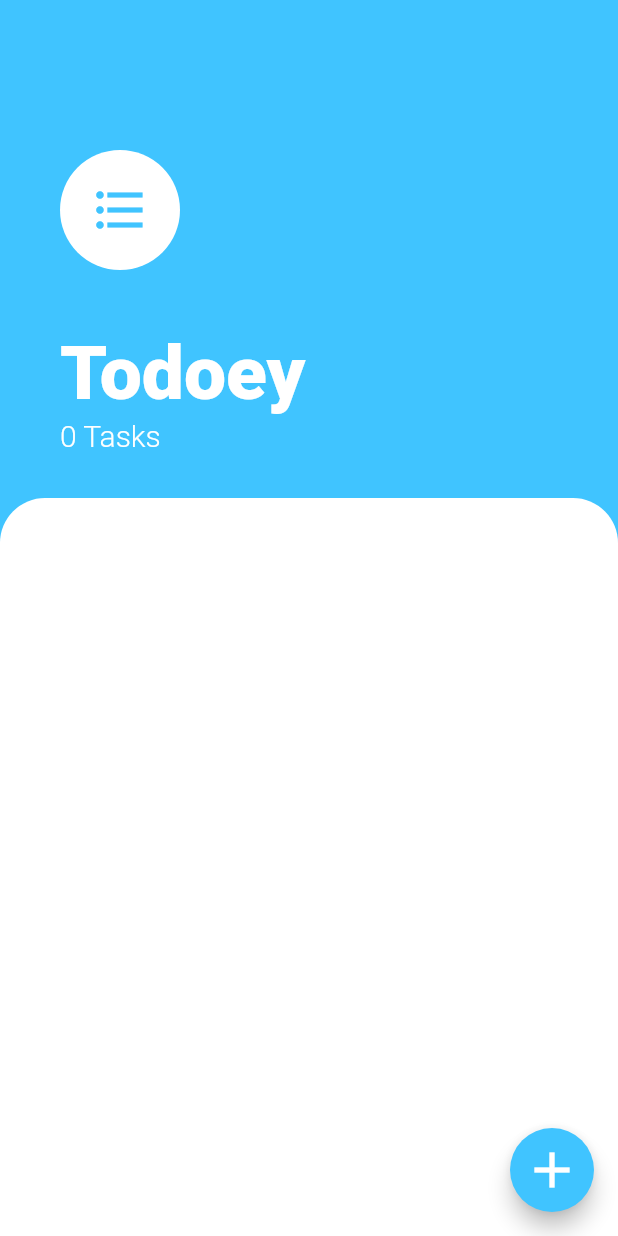
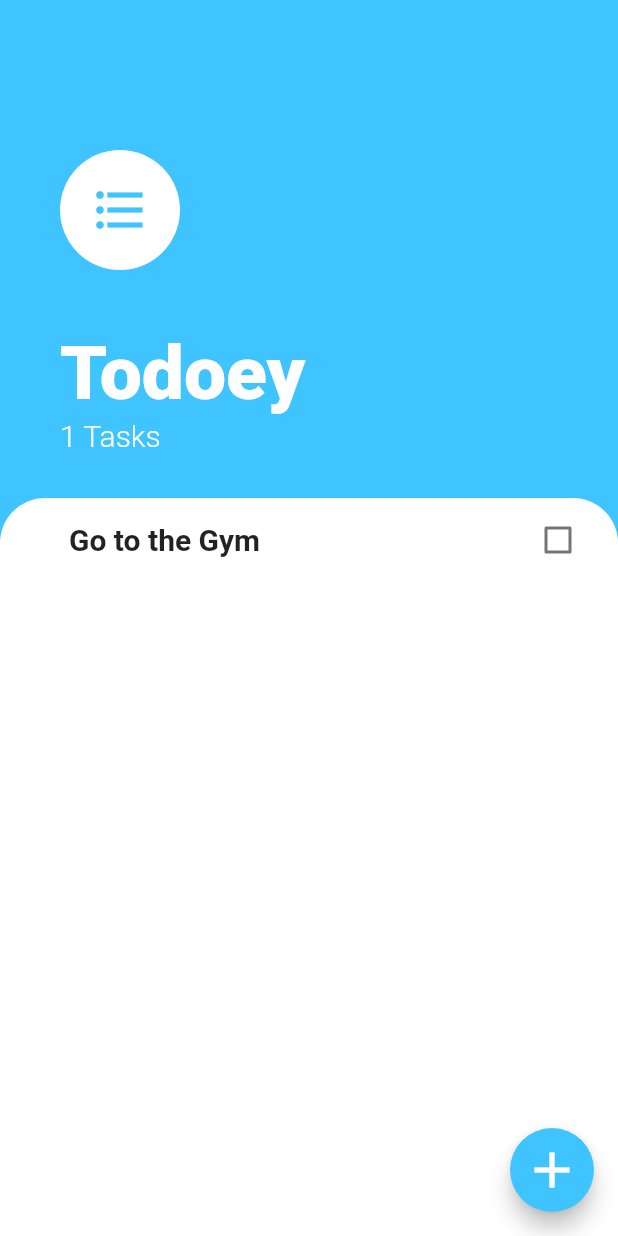
Before and after one commit to jayantrathi11/todoey, a Flutter app: the screen it shows after launch, on a phone screen of 412 x 824 dp. Run offline on Flutter 3.47's test engine with Material 2 defaults, Android fonts, the phone set to English and light mode, and no system bars.

Commit message:
New Files

```diff
--- a/lib/main.dart
+++ b/lib/main.dart
@@ -1,5 +1,7 @@
 import 'package:flutter/material.dart';
 import 'screens/task.dart';
+import 'package:provider/provider.dart';
+import 'task_data.dart';
 
 void main() => runApp(const MyApp());
 
@@ -8,8 +10,11 @@ class MyApp extends StatelessWidget {
 
   @override
   Widget build(BuildContext context) {
-    return MaterialApp(
-      home: TasksScreen(),
+    return ChangeNotifierProvider(
+      create: (context) => TaskData(),
+      child: MaterialApp(
+        home: TasksScreen(),
+      ),
     );
   }
 }
--- a/lib/screens/add_task_screen.dart
+++ b/lib/screens/add_task_screen.dart
@@ -1,5 +1,7 @@
 import 'package:flutter/material.dart';
-import 'package:todoey_list/module/task.dart';
+import 'package:todoey_list/module/basic_task.dart';
+import 'package:todoey_list/task_data.dart';
+import 'package:provider/provider.dart';
 
 class AddTaskScreen extends StatelessWidget {
   late final Function func;
@@ -49,7 +51,7 @@ class AddTaskScreen extends StatelessWidget {
               color: Colors.lightBlueAccent,
               child: TextButton(
                 onPressed: () {
-                  func(newToDo);
+                  Provider.of<TaskData>(context).add(Task(name: newToDo));
                 },
                 child: const Text(
                   'Add Task',
--- a/lib/screens/task.dart
+++ b/lib/screens/task.dart
@@ -1,7 +1,9 @@
 import 'package:flutter/material.dart';
+import 'package:todoey_list/task_data.dart';
 import 'package:todoey_list/widgets/task_list.dart';
 import 'package:todoey_list/screens/add_task_screen.dart';
-import 'package:todoey_list/module/task.dart';
+import 'package:todoey_list/module/basic_task.dart';
+import 'package:provider/provider.dart';
 
 class TasksScreen extends StatefulWidget {
   @override
@@ -12,8 +14,6 @@ class _TasksScreenState extends State<TasksScreen> {
   late String value;
 
   late TextEditingController controller;
-
-  List<Task> task = [];
 
   @override
   Widget build(BuildContext context) {
@@ -26,7 +26,9 @@ class _TasksScreenState extends State<TasksScreen> {
               func: (newTaskTitle) {
                 setState(
                   () {
-                    task.add(Task(name: newTaskTitle));
+                    Provider.of<TaskData>(context)
+                        .task
+                        .add(Task(name: newTaskTitle));
                   },
                 );
                 Navigator.pop(context);
@@ -79,7 +81,7 @@ class _TasksScreenState extends State<TasksScreen> {
               bottom: 30,
             ),
             child: Text(
-              "${task.length} Tasks",
+              "${Provider.of<TaskData>(context).count} Tasks",
               style: const TextStyle(
                 fontSize: 20,
                 color: Colors.white,
@@ -92,9 +94,7 @@ class _TasksScreenState extends State<TasksScreen> {
               padding: const EdgeInsets.only(
                 left: 30,
               ),
-              child: TasksList(
-                task: task,
-              ),
+              child: TasksList(),
               width: double.infinity,
               height: double.minPositive,
               decoration: const BoxDecoration(
--- /dev/null
+++ b/lib/task_data.dart
@@ -0,0 +1,16 @@
+import 'package:flutter/material.dart';
+import 'package:todoey_list/module/basic_task.dart';
+
+class TaskData extends ChangeNotifier {
+  List<Task> task = [
+    Task(name: "Go to the Gym"),
+  ];
+  int get count {
+    return task.length;
+  }
+
+  void add(Task k) {
+    task.add(k);
+    notifyListeners();
+  }
+}
--- a/lib/widgets/task_list.dart
+++ b/lib/widgets/task_list.dart
@@ -1,30 +1,25 @@
 import 'package:flutter/material.dart';
 import 'package:todoey_list/widgets/task_tile.dart';
-import 'package:todoey_list/module/task.dart';
+import 'package:todoey_list/module/basic_task.dart';
+import 'package:provider/provider.dart';
+import 'package:todoey_list/task_data.dart';
 
-class TasksList extends StatefulWidget {
-  final List<Task> task;
-  TasksList({required this.task});
-  @override
-  State<TasksList> createState() => _TasksListState();
-}
-
-class _TasksListState extends State<TasksList> {
+class TasksList extends StatelessWidget {
   @override
   Widget build(BuildContext context) {
     return ListView.builder(
       itemBuilder: (context, index) {
         return TaskTile(
-          title: widget.task[index].name,
-          isChecked: widget.task[index].isDone,
+          title: Provider.of<TaskData>(context).task[index].name,
+          isChecked: Provider.of<TaskData>(context).task[index].isDone,
           func: (bool? value) {
-            setState(() {
-              widget.task[index].isDone = !widget.task[index].isDone;
-            });
+            // setState(() {
+            //   widget.task[index].isDone = !widget.task[index].isDone;
+            // });
           },
         );
       },
-      itemCount: widget.task.length,
+      itemCount: Provider.of<TaskData>(context).count,
     );
   }
 }
--- a/pubspec.yaml
+++ b/pubspec.yaml
@@ -34,6 +34,7 @@ dependencies:
   # The following adds the Cupertino Icons font to your application.
   # Use with the CupertinoIcons class for iOS style icons.
   cupertino_icons: ^1.0.2
+  provider: ^6.0.1
 
 dev_dependencies:
   flutter_test:
```
Also changed, not shown: lib/module/basic_task.dart (renamed from lib/module/task.dart), pubspec.lock.
